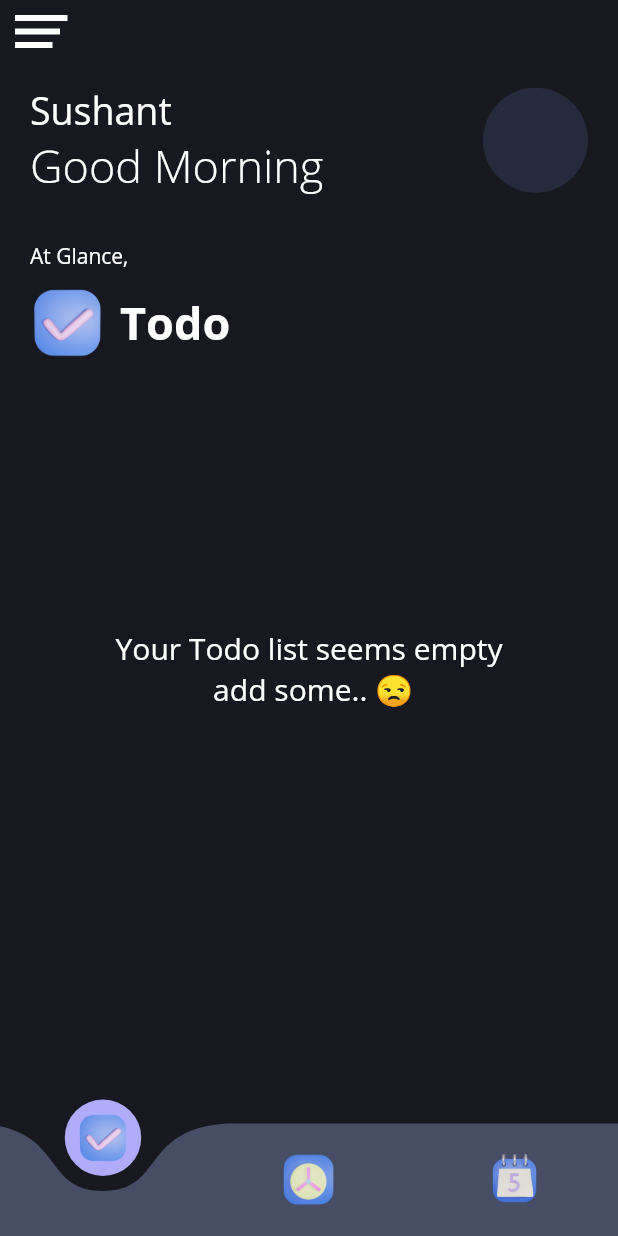
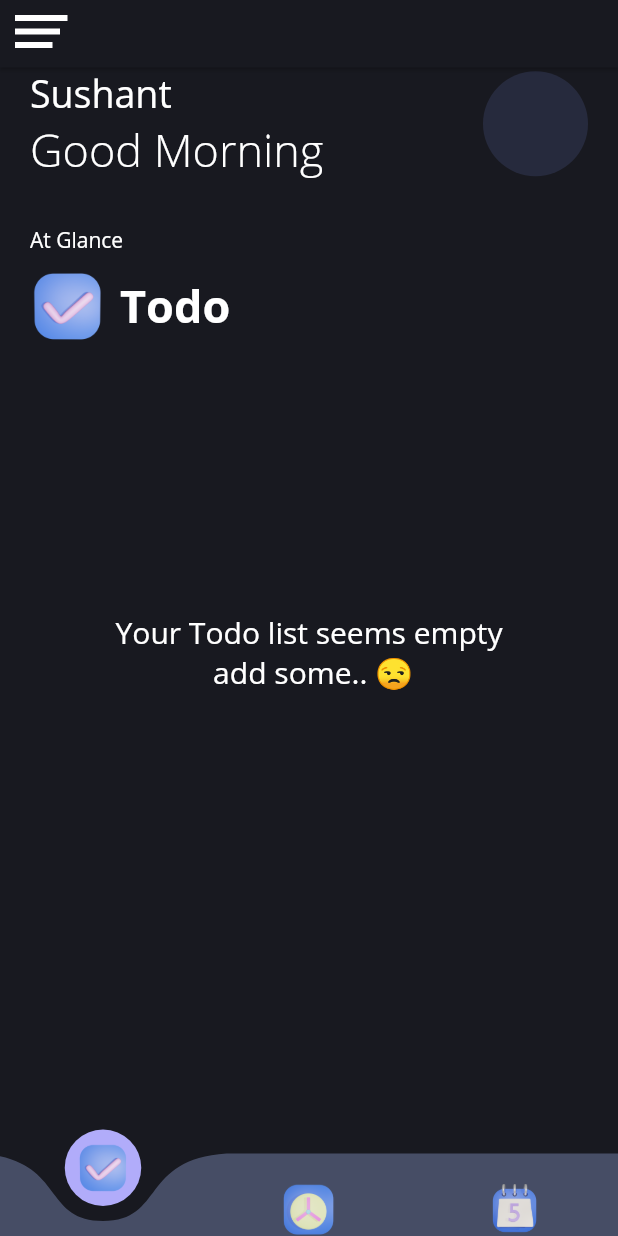
Before and after one commit to sushantdev-git/Ttooler, a Flutter app: the HomePage screen opened directly, on a phone screen of 412 x 824 dp. Run offline on Flutter 3.47's test engine with Material 2 defaults, Android fonts, the phone set to English and light mode, and no system bars; drawn by our look-alikes of curved_navigation_bar; our stand-ins replace flutter_local_notifications, flutter_native_timezone, sqflite, timezone; accounts and stored records are empty; statements that could not run were skipped.

```diff
--- a/lib/pages/homePage.dart
+++ b/lib/pages/homePage.dart
@@ -1,6 +1,12 @@
+import 'dart:async';
+
 import 'package:flutter/cupertino.dart';
 import 'package:flutter/material.dart';
+import 'package:provider/provider.dart';
 import 'package:ttooler/konstant/konstant.dart';
+import 'package:ttooler/modals/reminderProvier.dart';
+import 'package:ttooler/modals/timetableProvider.dart';
+import 'package:ttooler/modals/todoProvider.dart';
 import 'package:ttooler/pageRoutebuilder/customPageRouteBuilder.dart';
 import 'package:ttooler/pages/aboutPage.dart';
 import 'package:ttooler/pages/bookshelfPage.dart';
@@ -63,7 +69,7 @@ class _HomePageState extends State<HomePage> {
 
   GlanceType _glanceType = GlanceType.Todo;
 
-  void setGlaceType(int index){
+  void setGlaceType(int index) {
     _bottomNavigationSelectedIndex = index;
     if (index == 0) {
       setState(() {
@@ -78,17 +84,33 @@ class _HomePageState extends State<HomePage> {
         _glanceType = GlanceType.TimeTable;
       });
     }
+
+  }
+
+  @override
+  void initState() {
+    // TODO: implement initState
+    Timer.periodic(Duration(minutes: 5), (timer) {
+      setState(() {
+
+      });
+    });
+    super.initState();
   }
 
   @override
   Widget build(BuildContext context) {
     final mediaQuery = MediaQuery.of(context).size;
     return SafeArea(
-      child: Scaffold(
+      child:Scaffold(
           extendBody: true,
           key: _scaffoldKey,
+          drawer: DrawerWidget(
+            pushPage: pushPageUtil,
+          ),
           appBar: AppBar(
-          elevation: 0,
+            toolbarHeight: 45,
+            elevation: 1,
             leading: InkWell(
               child: const HamburgerButton(),
               onTap: () {
@@ -99,11 +121,9 @@ class _HomePageState extends State<HomePage> {
                   .transparent, //this line will remove the highlight color of inkwell
             ),
           ),
-        drawer: DrawerWidget(
-          pushPage: pushPageUtil,
-        ),
           //here added bottom navigation bar
           bottomNavigationBar: CurvedNavigationBar(
+            height: 55,
             animationDuration: Duration(milliseconds: 500),
             backgroundColor: Colors.transparent,
             index: _bottomNavigationSelectedIndex,
@@ -140,18 +160,20 @@ class _HomePageState extends State<HomePage> {
               width: mediaQuery.width,
               child: SingleChildScrollView(
                 physics: BouncingScrollPhysics(),
-            child: Column(children: [
+                child: Column(
+                  // mainAxisSize: MainAxisSize.min,
+                    children: [
                   Container(
                     padding: EdgeInsets.only(left: 20, right: 20),
                     child: Column(
                       crossAxisAlignment: CrossAxisAlignment.start,
                       children: [
-                    const InfoGreeting(),
+                         InfoGreeting(),
                         const SizedBox(
                           height: 20,
                         ),
                         const Text(
-                      "At Glance,",
+                          "At Glance",
                         ),
                         const SizedBox(
                           height: 10,
@@ -159,13 +181,10 @@ class _HomePageState extends State<HomePage> {
                       ],
                     ),
                   ),
-              GestureDetector(
-
-                child: Visibility(
+                  Visibility(
                     visible: _glanceType == GlanceType.Todo ? true : false,
                     child: TodoGlance(),
                     maintainState: true,
-                ),
                   ),
                   Visibility(
                     visible: _glanceType == GlanceType.Reminder ? true : false,
```
Lines whose indentation alone changed are shown as unchanged.
